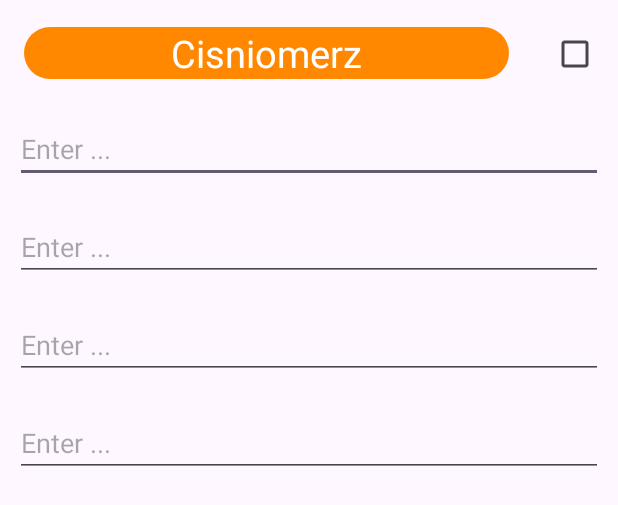
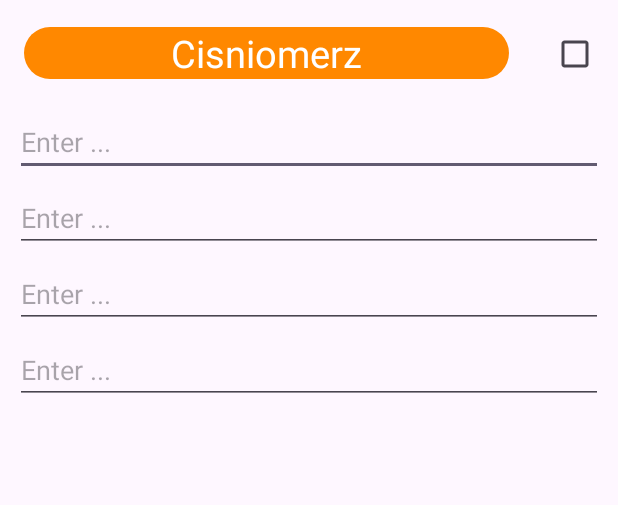
Before and after one commit to DerekBurned/BluetoothGattServer, an Android app: the layout activity_send_item.xml on its own in the app's theme, with its tools: preview values and no code run, on a phone screen of 412 x 824 dp. Shown: the top 505 px of the screen. Run offline under Robolectric (Android 15) with nearby library versions, the phone set to English and light mode, and no system bars.

Commit message:
poprawiony activity_second_send.xml

```diff
--- a/app/src/main/res/layout/activity_send_item.xml
+++ b/app/src/main/res/layout/activity_send_item.xml
@@ -41,6 +41,8 @@
     <LinearLayout
         android:id="@+id/linearLayoutDeviceParam"
         android:layout_width="0dp"
+        android:visibility="gone"
+        tools:visibility="visible"
         android:layout_height="wrap_content"
         android:orientation="vertical"
         app:layout_constraintEnd_toEndOf="parent"
@@ -51,7 +53,9 @@
             android:id="@+id/paramItem1"
             android:layout_width="match_parent"
             android:layout_height="wrap_content"
-            android:layout_margin="10dp"
+            android:layout_marginTop="5dp"
+            android:layout_marginStart="10dp"
+            android:layout_marginEnd="10dp"
             android:hint="@string/example_hint"
             app:layout_constraintEnd_toEndOf="parent"
             app:layout_constraintStart_toStartOf="parent"
@@ -61,7 +65,9 @@
             android:id="@+id/paramItem2"
             android:layout_width="match_parent"
             android:layout_height="wrap_content"
-            android:layout_margin="10dp"
+            android:layout_marginTop="5dp"
+            android:layout_marginStart="10dp"
+            android:layout_marginEnd="10dp"
             android:hint="@string/example_hint"
             app:layout_constraintEnd_toEndOf="parent"
             app:layout_constraintStart_toStartOf="parent"
@@ -71,7 +77,9 @@
             android:id="@+id/paramItem3"
             android:layout_width="match_parent"
             android:layout_height="wrap_content"
-            android:layout_margin="10dp"
+            android:layout_marginTop="5dp"
+            android:layout_marginStart="10dp"
+            android:layout_marginEnd="10dp"
             android:hint="@string/example_hint"
             app:layout_constraintEnd_toEndOf="parent"
             app:layout_constraintStart_toStartOf="parent"
@@ -81,7 +89,9 @@
             android:id="@+id/paramItem4"
             android:layout_width="match_parent"
             android:layout_height="wrap_content"
-            android:layout_margin="10dp"
+            android:layout_marginTop="5dp"
+            android:layout_marginEnd="10dp"
+            android:layout_marginStart="10dp"
             android:hint="@string/example_hint"
             app:layout_constraintEnd_toEndOf="parent"
             app:layout_constraintStart_toStartOf="parent"
```
